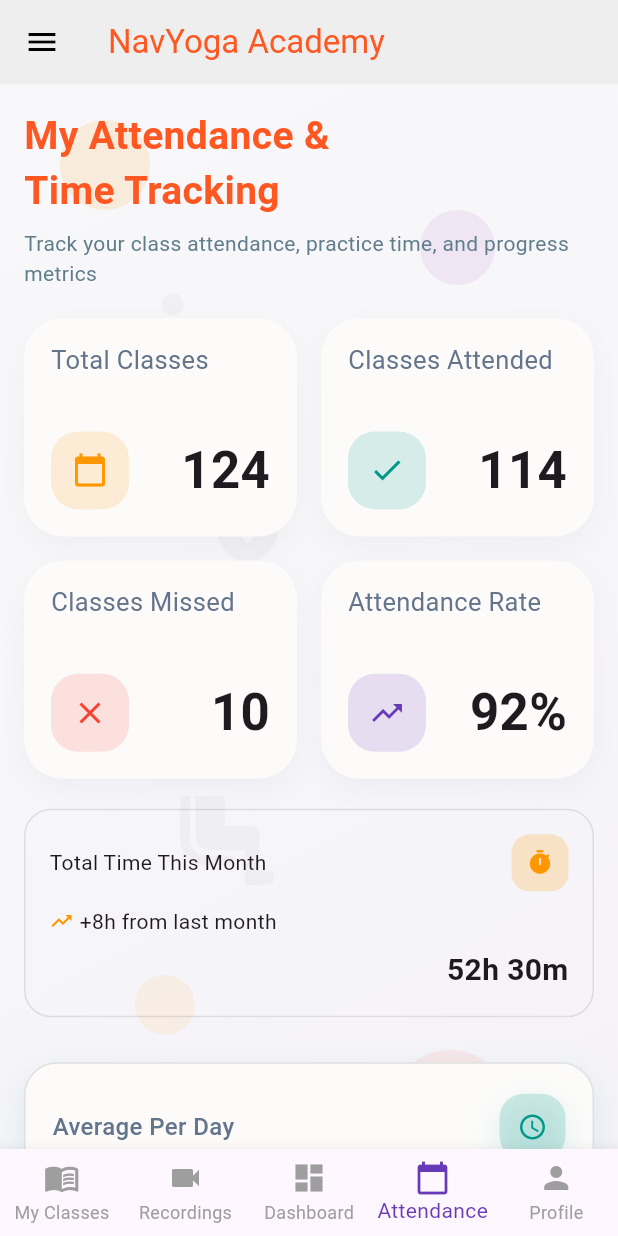
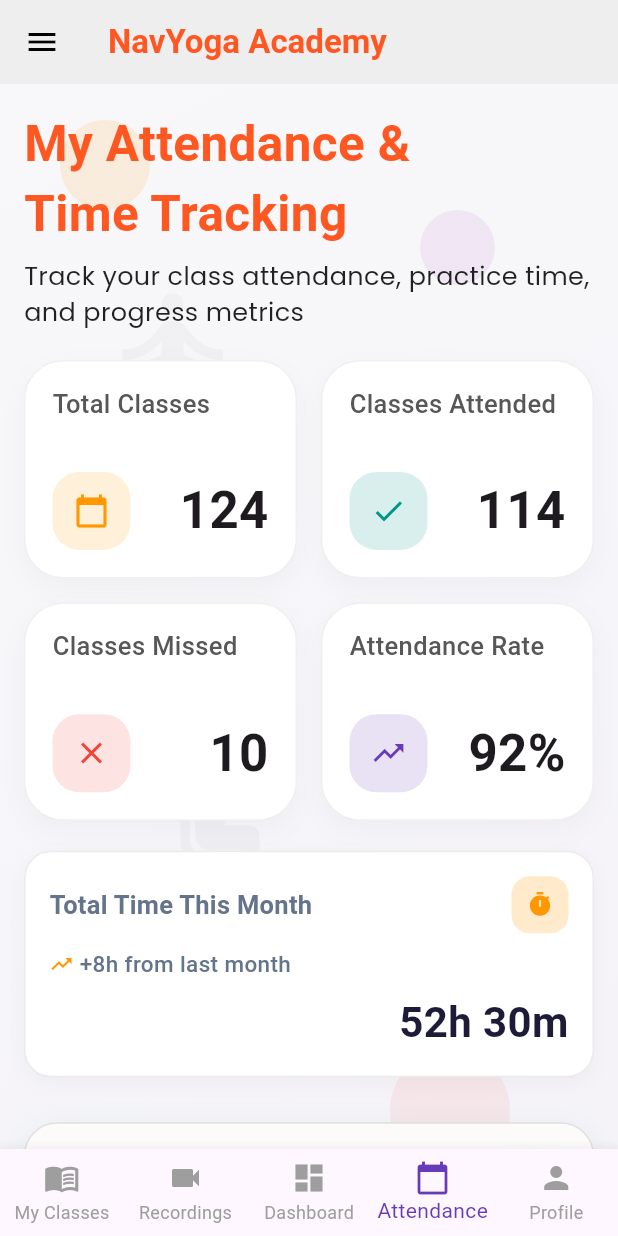
Before and after one commit to satishtridizi/navyoga_academy, a Flutter app: the screen it shows after launch, item 4 of the bottom bar chosen, on a phone screen of 412 x 824 dp. Run offline on Flutter 3.47's test engine with Material 3 defaults, Android fonts, the phone set to English and light mode, and no system bars; our stand-ins replace cached_network_image, flutter_animate, google_fonts, share_plus, shared_preferences; Roboto replaces fonts that are missing (Heebo).

Commit message:
first commit

```diff
--- a/lib/main.dart
+++ b/lib/main.dart
@@ -1,5 +1,6 @@
 import 'package:flutter/material.dart';
 import 'package:navyoga_academy/routes/app_routes.dart';
+import 'package:google_fonts/google_fonts.dart';
 
 void main() async {
   WidgetsFlutterBinding.ensureInitialized();
--- a/lib/screens/attendance.dart
+++ b/lib/screens/attendance.dart
@@ -1,4 +1,5 @@
 import 'package:flutter/material.dart';
+import 'package:google_fonts/google_fonts.dart';
 import 'package:navyoga_academy/Dashboard/dashboard_menu.dart';
 import 'package:navyoga_academy/data/attendance_data.dart';
 import 'package:navyoga_academy/widgets/app_scaffold.dart';
@@ -40,7 +41,10 @@
 
             title: const Text(
               "NavYoga Academy",
-              style: TextStyle(color: Colors.deepOrange),
+              style: TextStyle(
+                color: Colors.deepOrange,
+                fontWeight: FontWeight.bold,
+              ),
             ),
           ),
 
@@ -58,7 +62,7 @@
                       child: Text(
                         "My Attendance &\nTime Tracking",
                         style: TextStyle(
-                          fontSize: 26,
+                          fontSize: 33,
                           fontWeight: FontWeight.bold,
                           color: Colors.deepOrange,
                         ),
@@ -69,11 +73,14 @@
 
                   AnimatedItem(
                     index: 1,
-                    child: const Align(
+                    child: Align(
                       alignment: Alignment.centerLeft,
                       child: Text(
                         "Track your class attendance, practice time, and progress metrics",
-                        style: TextStyle(color: Colors.blueGrey),
+                        style: GoogleFonts.poppins(
+                          fontSize: 17,
+                          color: Colors.black87,
+                        ),
                       ),
                     ),
                   ),
--- a/lib/widgets/attandance_class_progress_row.dart
+++ b/lib/widgets/attandance_class_progress_row.dart
@@ -36,7 +36,11 @@
                 ),
                 child: Row(
                   children: [
-                    Icon(Icons.access_time, size: 15, color: Colors.blueGrey),
+                    Icon(
+                      Icons.access_time,
+                      size: 15,
+                      color: const Color.fromARGB(255, 74, 103, 117),
+                    ),
 
                     SizedBox(width: 4),
 
--- a/lib/widgets/attandance_detail_card.dart
+++ b/lib/widgets/attandance_detail_card.dart
@@ -21,22 +21,51 @@
         margin: const EdgeInsets.only(bottom: 14),
         padding: const EdgeInsets.all(16),
         decoration: BoxDecoration(
+          color: Colors.white,
+
           borderRadius: BorderRadius.circular(18),
-          border: Border.all(color: Colors.black.withValues(alpha: 0.1)),
+
+          border: Border.all(color: Colors.black.withOpacity(0.08)),
+
+          boxShadow: [
+            BoxShadow(
+              color: Colors.black.withOpacity(0.03),
+              blurRadius: 10,
+              offset: const Offset(0, 4),
+            ),
+          ],
         ),
         child: Column(
           crossAxisAlignment: CrossAxisAlignment.start,
           children: [
             Row(
               mainAxisAlignment: MainAxisAlignment.spaceBetween,
-              children: [Text(data.title), IconBox(data.icon, data.color)],
+              children: [
+                Text(
+                  data.title,
+                  style: const TextStyle(
+                    fontSize: 17,
+                    fontWeight: FontWeight.w600,
+                    color: Color(0xff64748B),
+                    letterSpacing: 0.2,
+                  ),
+                ),
+                IconBox(data.icon, data.color),
+              ],
             ),
             const SizedBox(height: 10),
             Row(
               children: [
                 Icon(Icons.trending_up, size: 16, color: data.color),
                 const SizedBox(width: 4),
-                Text(data.subtitle),
+                Text(
+                  data.subtitle,
+                  style: const TextStyle(
+                    fontSize: 15,
+                    color: Color(0xff64748B),
+                    fontWeight: FontWeight.w500,
+                  ),
+                ),
               ],
             ),
             const SizedBox(height: 8),
@@ -45,8 +74,9 @@
               child: Text(
                 data.value,
                 style: const TextStyle(
-                  fontSize: 20,
+                  fontSize: 28,
                   fontWeight: FontWeight.bold,
+                  color: Color(0xff1E1B39),
                 ),
               ),
             ),
--- a/lib/widgets/attandance_insight_card.dart
+++ b/lib/widgets/attandance_insight_card.dart
@@ -131,13 +131,17 @@
       padding: const EdgeInsets.all(28),
 
       decoration: BoxDecoration(
+        color: Colors.orange[50],
+
         border: Border.all(color: Colors.orange.shade200),
+
         borderRadius: BorderRadius.circular(22),
+
         boxShadow: [
           BoxShadow(
-            color: data.color.withOpacity(0.12),
-            blurRadius: 18,
-            offset: const Offset(0, 8),
+            color: Colors.black.withOpacity(0.04),
+            blurRadius: 12,
+            offset: const Offset(0, 4),
           ),
         ],
       ),
@@ -243,13 +247,14 @@
       padding: const EdgeInsets.all(28),
 
       decoration: BoxDecoration(
+        color: Colors.green[50],
         border: Border.all(color: Colors.green.shade200),
         borderRadius: BorderRadius.circular(22),
         boxShadow: [
           BoxShadow(
             color: data.color.withOpacity(0.12),
             blurRadius: 18,
-            offset: const Offset(0, 8),
+            offset: const Offset(0, 4),
           ),
         ],
       ),
@@ -323,6 +328,7 @@
       padding: const EdgeInsets.all(28),
 
       decoration: BoxDecoration(
+        color: Colors.teal[50],
         border: Border.all(color: Colors.teal),
         borderRadius: BorderRadius.circular(22),
         boxShadow: [
--- a/lib/widgets/attendance_stat_card.dart
+++ b/lib/widgets/attendance_stat_card.dart
@@ -1,4 +1,5 @@
 import 'package:flutter/material.dart';
+import 'package:google_fonts/google_fonts.dart';
 import '../models/attendance_stat_model.dart';
 
 class StatCard extends StatelessWidget {
@@ -23,8 +24,11 @@
         padding: const EdgeInsets.fromLTRB(18, 16, 18, 18),
 
         decoration: BoxDecoration(
-          color: const Color(0xffFCFBFA),
+          color: Colors.white,
+
           borderRadius: BorderRadius.circular(26),
+
+          border: Border.all(color: Colors.black.withOpacity(0.06)),
 
           boxShadow: [
             BoxShadow(
@@ -40,7 +44,11 @@
           children: [
             Text(
               data.title,
-              style: const TextStyle(fontSize: 17, color: Color(0xff64748B)),
+              style: GoogleFonts.heebo(
+                fontWeight: FontWeight.w500,
+                fontSize: 17,
+                color: Color.fromARGB(255, 87, 87, 87),
+              ),
             ),
 
             const Spacer(),
--- a/lib/widgets/dashboard_stat_card.dart
+++ b/lib/widgets/dashboard_stat_card.dart
@@ -107,13 +107,17 @@
 
                 const SizedBox(width: 8),
 
-                Expanded(
+                Flexible(
                   child: Text(
                     subtitle,
+                    maxLines: 2,
+                    overflow: TextOverflow.visible,
+
                     style: TextStyle(
-                      fontSize: 14,
+                      fontSize: 13,
                       color: color,
                       fontWeight: FontWeight.w600,
+                      height: 1.2,
                     ),
                   ),
                 ),
```
Also changed, not shown: pubspec.yaml (+4 -10 lines), pubspec.lock.
